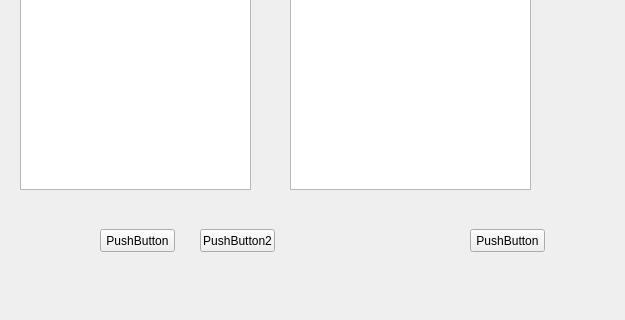
Above: DolfinID.ui from jikhanjung/dolfinserver before the change; both pictures show x 0 to 625 and y 280 to 600 of the 800 by 600 pixel window. Below: the same form after it.
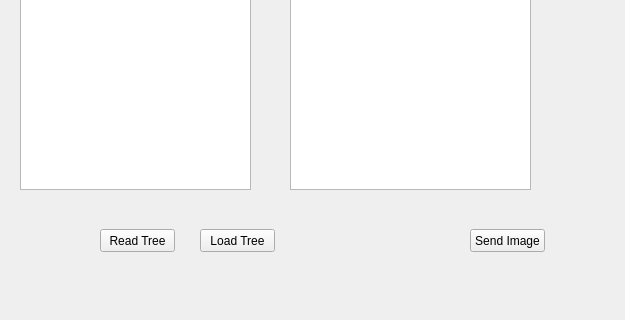
That is the form after the change.

```diff
--- a/DolfinID.ui
+++ b/DolfinID.ui
@@ -34,7 +34,7 @@
      </rect>
     </property>
     <property name="text">
-     <string>PushButton</string>
+     <string>Read Tree</string>
     </property>
    </widget>
    <widget class="QListView" name="listView">
@@ -57,7 +57,7 @@
      </rect>
     </property>
     <property name="text">
-     <string>PushButton2</string>
+     <string>Load Tree</string>
     </property>
    </widget>
    <widget class="QPushButton" name="pushButton_3">
@@ -70,7 +70,7 @@
      </rect>
     </property>
     <property name="text">
-     <string>PushButton</string>
+     <string>Send Image</string>
     </property>
    </widget>
    <widget class="QTableView" name="tableView">
```
Left out of the diff: 6 changed lines with no effect on the pictures.
